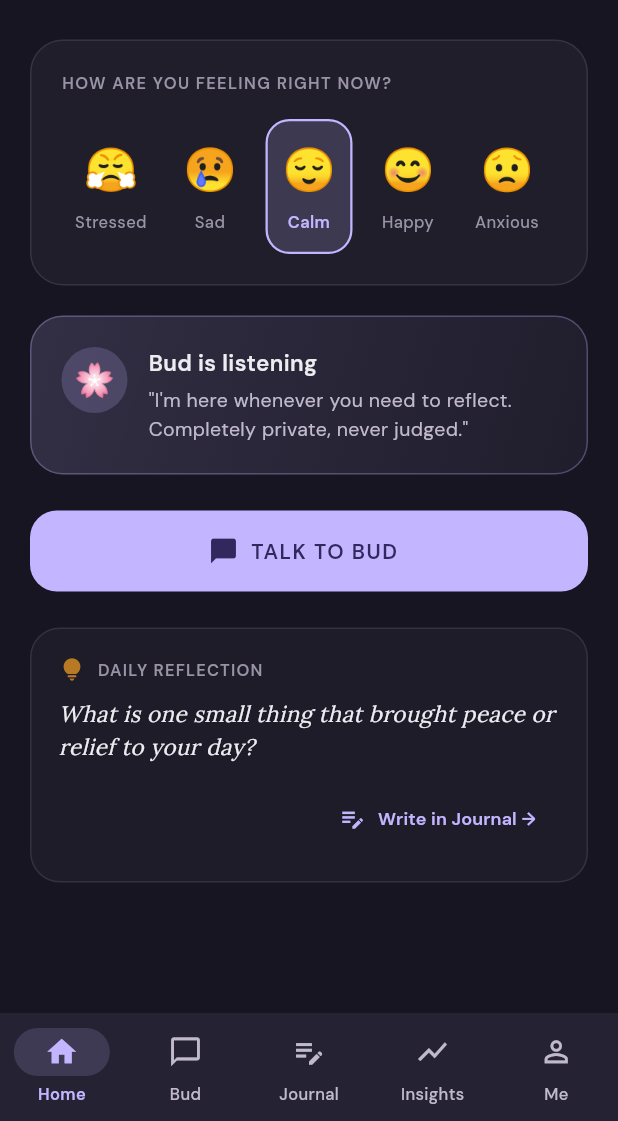
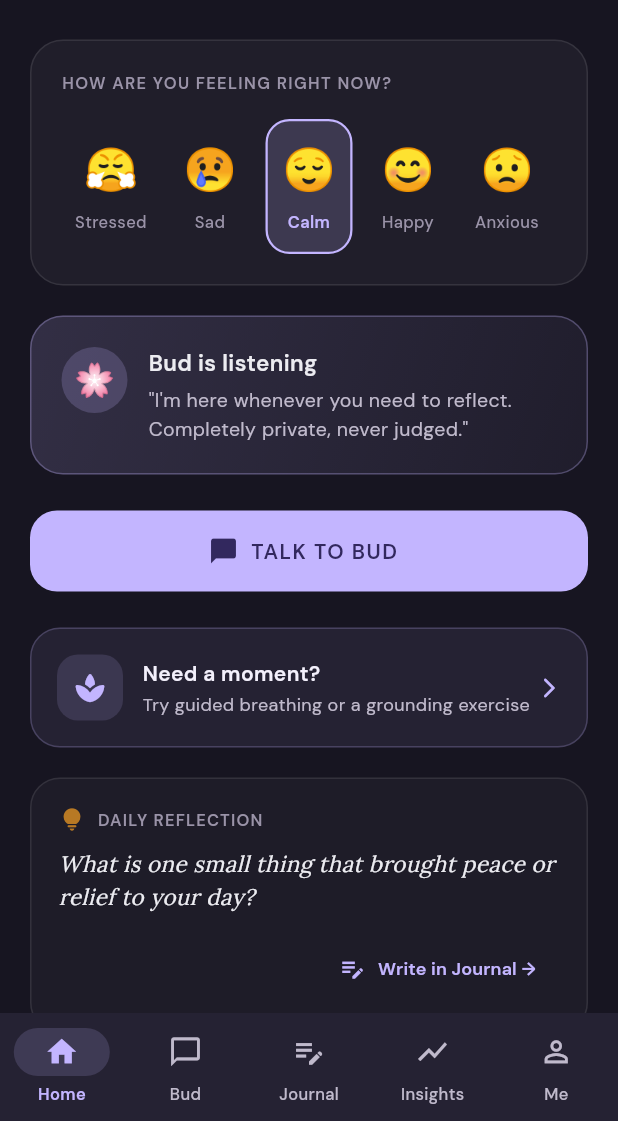
Before and after one commit to Harry-Jees/Pillow_Bud, a Flutter app: the HomeScreen screen opened directly, on a phone screen of 412 x 824 dp, the part 115-1236 px from its top. Run offline on Flutter 3.47's test engine with Material 3 defaults, Android fonts, the phone set to English and light mode, and no system bars; our stand-ins replace dio, file_picker, flutter_local_notifications, flutter_riverpod, flutter_secure_storage, local_auth and 4 more; missing offline and left inert: encrypt, llama_cpp; accounts and stored records are empty.

Commit message:
Add Calm Studio access to the home dashboard

```diff
--- a/pillow_bud/lib/screens/home_screen.dart
+++ b/pillow_bud/lib/screens/home_screen.dart
@@ -4,6 +4,7 @@ import 'package:pillow_bud/providers/app_state_provider.dart';
 import 'package:pillow_bud/providers/theme_provider.dart';
 import 'package:pillow_bud/services/database/database_service.dart';
 import 'package:pillow_bud/theme/app_colors.dart';
+import 'package:pillow_bud/widgets/calm_moment_sheet.dart';
 
 import 'chat_screen.dart';
 import 'journal_screen.dart';
@@ -155,6 +156,16 @@ class _HomeScreenState extends ConsumerState<HomeScreen> {
           ),
         );
       },
+    );
+  }
+
+  void _showCalmMoment() {
+    showModalBottomSheet<void>(
+      context: context,
+      isScrollControlled: true,
+      useSafeArea: true,
+      backgroundColor: Theme.of(context).colorScheme.surface,
+      builder: (_) => const CalmMomentSheet(),
     );
   }
 
@@ -451,7 +462,71 @@ class _HomeScreenState extends ConsumerState<HomeScreen> {
           ),
           const SizedBox(height: 24),
 
-          // 5. Daily Prompt Card
+          // 5. Calm Studio entry point
+          Material(
+            color: Colors.transparent,
+            child: InkWell(
+              onTap: _showCalmMoment,
+              borderRadius: BorderRadius.circular(20),
+              child: Container(
+                padding: const EdgeInsets.all(17),
+                decoration: BoxDecoration(
+                  color: primary.withValues(alpha: 0.08),
+                  borderRadius: BorderRadius.circular(20),
+                  border: Border.all(color: primary.withValues(alpha: 0.22)),
+                ),
+                child: Row(
+                  children: [
+                    Container(
+                      width: 44,
+                      height: 44,
+                      decoration: BoxDecoration(
+                        color: primary.withValues(alpha: 0.14),
+                        borderRadius: BorderRadius.circular(14),
+                      ),
+                      child: Icon(Icons.spa_rounded, color: primary, size: 23),
+                    ),
+                    const SizedBox(width: 13),
+                    Expanded(
+                      child: Column(
+                        crossAxisAlignment: CrossAxisAlignment.start,
+                        children: [
+                          Text(
+                            'Need a moment?',
+                            style: TextStyle(
+                              fontFamily: 'DM Sans',
+                              fontSize: 14,
+                              fontWeight: FontWeight.w700,
+                              color: isDarkMode
+                                  ? AppColors.textPrimaryDark
+                                  : AppColors.textPrimaryLight,
+                            ),
+                          ),
+                          const SizedBox(height: 3),
+                          Text(
+                            'Try guided breathing or a grounding exercise',
+                            style: TextStyle(
+                              fontFamily: 'DM Sans',
+                              fontSize: 12,
+                              height: 1.35,
+                              color: isDarkMode
+                                  ? AppColors.textSecondaryDark
+                                  : AppColors.textSecondaryLight,
+                            ),
+                          ),
+                        ],
+                      ),
+                    ),
+                    Icon(Icons.arrow_forward_ios_rounded,
+                        size: 16, color: primary),
+                  ],
+                ),
+              ),
+            ),
+          ),
+          const SizedBox(height: 20),
+
+          // 6. Daily Prompt Card
           Container(
             padding: const EdgeInsets.all(18),
             decoration: BoxDecoration(
```
